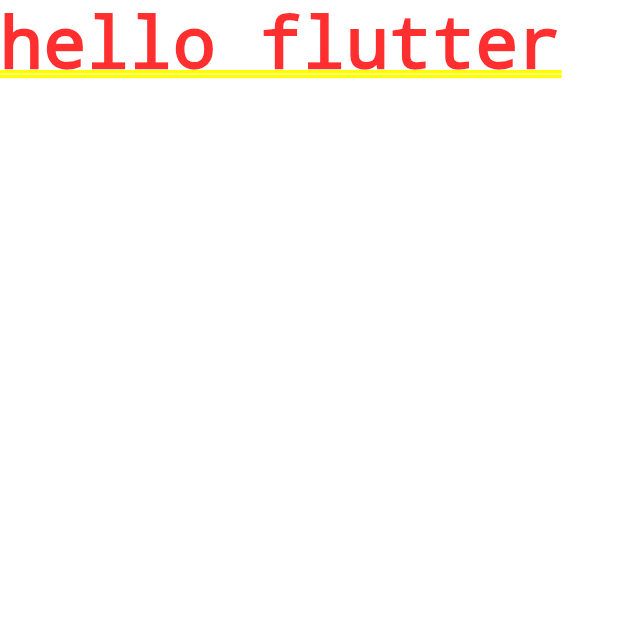
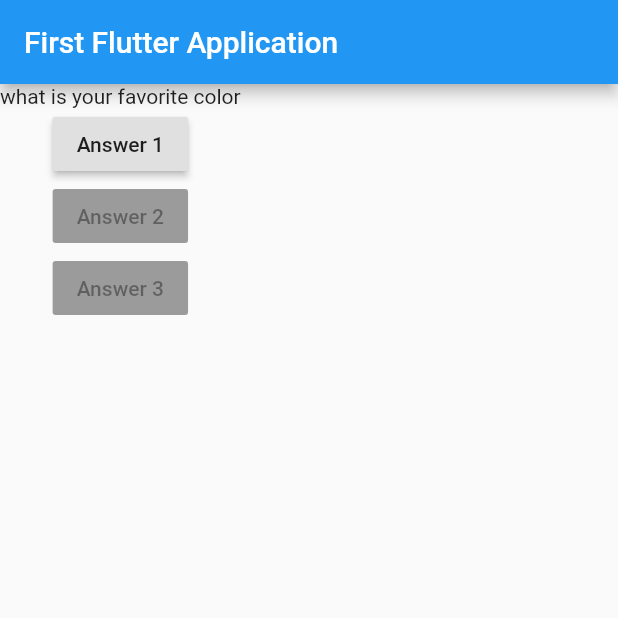
Before and after one commit to rajSon5512/flutter_app, a Flutter app: the screen it shows after launch, on a phone screen of 412 x 824 dp, the top half of it. Run offline on Flutter 3.47's test engine with Material 2 defaults, Android fonts, the phone set to English and light mode, and no system bars.

Commit message:
setstate completed

```diff
--- a/lib/main.dart
+++ b/lib/main.dart
@@ -4,12 +4,59 @@ void main(){
   runApp(MyApp());
 }
 
-class MyApp extends StatelessWidget{
+class MyApp extends StatefulWidget {
+
+  @override
+  State<StatefulWidget> createState() {
+    // TODO: implement createState
+    return MyAppState();
+  }
+
+}
+
+class MyAppState extends State<MyApp>{
+
+  var questionIndex=0;
+
+  void answerQuestion(){
+    print('Hello world');
+
+    setState(() {
+
+       if(questionIndex==2) {
+         questionIndex=0;
+       }else{
+         questionIndex=questionIndex+1;
+       }
+
+    });
+
+    print(questionIndex);
+
+}
 
   @override
   Widget build(BuildContext context) {
+
+    var questions=['what is your favorite color',
+                    'what is your speed',
+                    'hello world'
+                  ];
+
     return MaterialApp(                      //class with custorecurot
-      home: Text('hello flutter'),
+      home: Scaffold(                        //scaffold provide basic architecture
+        appBar: AppBar(
+          title: Text('First Flutter Application'),
+        ),
+        body: Column(
+          children: [
+            Text(questions[questionIndex]),
+            RaisedButton(onPressed: answerQuestion,child: Text('Answer 1'),),
+            RaisedButton(onPressed: null,child: Text('Answer 2'),),
+            RaisedButton(onPressed: null,child: Text('Answer 3'),),
+          ],
+        ),
+      )
     );
   }
 }
```
